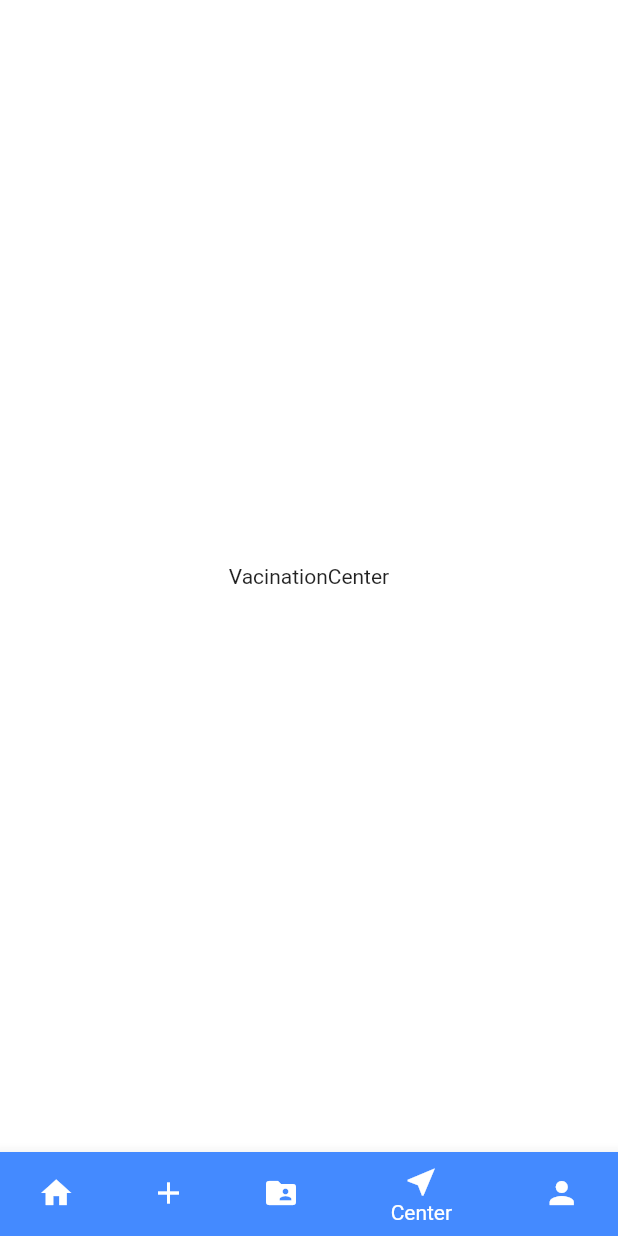
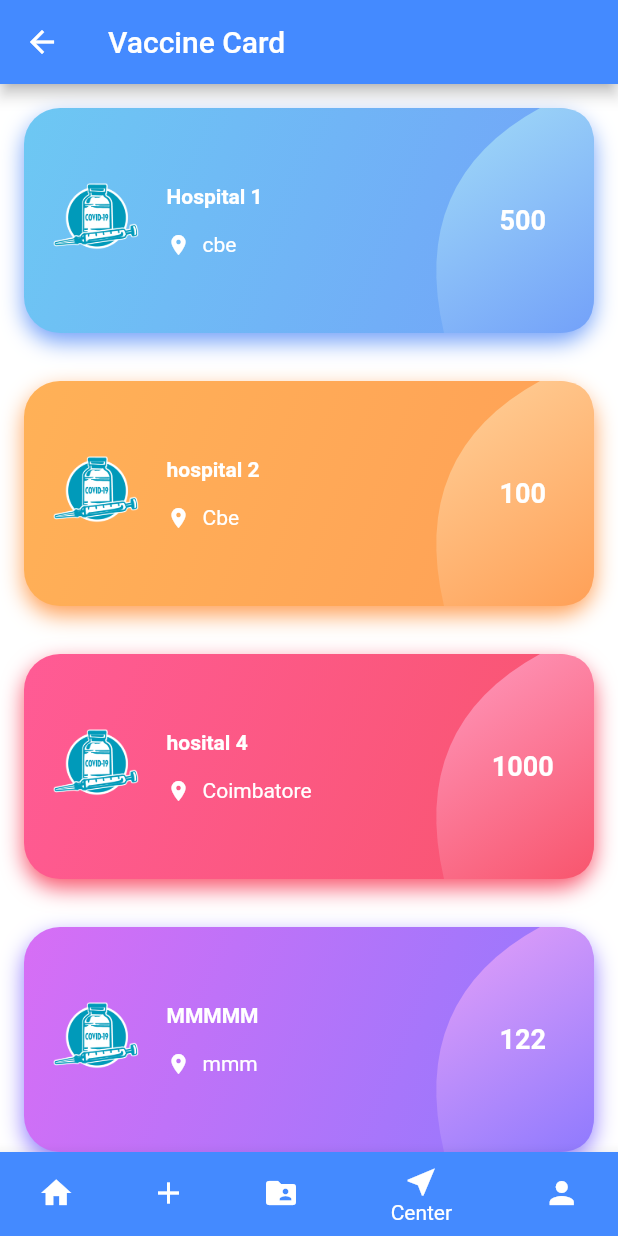
Before and after one commit to CovidVaccineCard/smart-vaxx-card-client, a Flutter app: the MainScreen screen opened directly, item 4 of the bottom bar chosen, on a phone screen of 412 x 824 dp. Run offline on Flutter 3.47's test engine with Material 2 defaults, Android fonts, the phone set to English and light mode, and no system bars; our stand-ins replace firebase_auth, firebase_core, flutter_typeahead, page_transition, shimmer, simple_animations and 1 more; missing offline and left inert: firebase_auth_web, firebase_core_web, flutter_keyboard_visibility_web; accounts and stored records are empty; network calls fail; Roboto replaces fonts that are missing (Avenir).

Commit message:
VaccinationCenter and Vaxx Card screens

```diff
--- /dev/null
+++ b/lib/models/place_info.dart
@@ -0,0 +1,18 @@
+import 'package:flutter/material.dart';
+
+class PlaceInfo {
+  final String name;
+
+  final String location;
+  final int days;
+  final Color startColor;
+  final Color endColor;
+
+  PlaceInfo(
+    this.name,
+    this.startColor,
+    this.endColor,
+    this.days,
+    this.location,
+  );
+}
--- a/lib/screens/account/main.dart
+++ b/lib/screens/account/main.dart
@@ -1,5 +1,4 @@
 import 'package:firebase_auth/firebase_auth.dart';
-import 'package:flutter/cupertino.dart';
 import 'package:flutter/material.dart';
 
 class AccountScreen extends StatelessWidget {
--- a/lib/screens/main/main.dart
+++ b/lib/screens/main/main.dart
@@ -3,6 +3,8 @@ import 'package:flutter/material.dart';
 import 'package:smart_vaxx_card_client/screens/account/main.dart';
 import 'package:smart_vaxx_card_client/screens/home/main.dart';
 import 'package:smart_vaxx_card_client/screens/info/loading.dart';
+import 'package:smart_vaxx_card_client/screens/vaccination_center/main.dart';
+import 'package:smart_vaxx_card_client/screens/vaxx_cards/main.dart';
 
 class MainScreen extends StatefulWidget {
   @override
@@ -14,8 +16,8 @@ class _MainScreenState extends State<MainScreen> {
   List<Widget> _widgetOptions = <Widget>[
     HomeScreen(),
     Text("UploadForm"),
-    Text("Info"),
-    Text("VacinationCenter"),
+    VaxxCardScreen(),
+    VaccinationCenterScreen(),
     AccountScreen(),
   ];
 
--- /dev/null
+++ b/lib/screens/vaccination_center/main.dart
@@ -0,0 +1,190 @@
+import 'package:flutter/material.dart';
+
+import 'package:smart_vaxx_card_client/models/place_info.dart';
+import 'package:smart_vaxx_card_client/screens/card/painter.dart';
+
+class VaccinationCenterScreen extends StatelessWidget {
+  final double _borderRadius = 24;
+
+  var items = [
+    PlaceInfo(
+      'Hospital 1',
+      Color(0xff6DC8F3),
+      Color(0xff73A1F9),
+      500,
+      'cbe',
+    ),
+    PlaceInfo(
+      'hospital 2',
+      Color(0xffFFB157),
+      Color(0xffFFA057),
+      100,
+      'Cbe',
+    ),
+    PlaceInfo(
+      'hosital 4',
+      Color(0xffFF5B95),
+      Color(0xffF8556D),
+      1000,
+      'Coimbatore',
+    ),
+    PlaceInfo(
+      'MMMMM',
+      Color(0xffD76EF5),
+      Color(0xff8F7AFE),
+      122,
+      'mmm',
+    ),
+    PlaceInfo('xxxxx', Color(0xff42E695), Color(0xff3BB2B8), 66, 'xxxx'),
+  ];
+  @override
+  Widget build(BuildContext context) {
+    return Scaffold(
+      appBar: AppBar(
+        title: Text('Vaccine Card'),
+        backgroundColor: Colors.blueAccent,
+      ),
+      body: ListView.builder(
+        itemCount: items.length,
+        itemBuilder: (context, index) {
+          return GestureDetector(
+              // onTap: () {
+              //   setState(() {
+              //     int sno = index;
+              //     navigate(sno);
+              //   });
+              // },
+              child: Center(
+            child: Padding(
+              padding: const EdgeInsets.all(16.0),
+              child: Stack(
+                children: <Widget>[
+                  Container(
+                    height: 150,
+                    decoration: BoxDecoration(
+                      borderRadius: BorderRadius.circular(_borderRadius),
+                      gradient: LinearGradient(colors: [
+                        items[index].startColor,
+                        items[index].endColor
+                      ], begin: Alignment.topLeft, end: Alignment.bottomRight),
+                      boxShadow: [
+                        BoxShadow(
+                          color: items[index].endColor,
+                          blurRadius: 12,
+                          offset: Offset(0, 6),
+                        ),
+                      ],
+                    ),
+                  ),
+                  Positioned(
+                    right: 0,
+                    bottom: 0,
+                    top: 0,
+                    child: CustomPaint(
+                      size: Size(100, 150),
+                      painter: CustomCardShapePainter(_borderRadius,
+                          items[index].startColor, items[index].endColor),
+                    ),
+                  ),
+                  Positioned.fill(
+                    child: Row(
+                      children: <Widget>[
+                        Expanded(
+                          child: Image.asset(
+                            'images/vaccine-icon.png',
+                            height: 64,
+                            width: 64,
+                          ),
+                          flex: 2,
+                        ),
+                        Expanded(
+                          flex: 4,
+                          child: Column(
+                            mainAxisSize: MainAxisSize.min,
+                            crossAxisAlignment: CrossAxisAlignment.start,
+                            children: <Widget>[
+                              Text(
+                                items[index].name,
+                                style: TextStyle(
+                                    color: Colors.white,
+                                    fontFamily: 'Avenir',
+                                    fontWeight: FontWeight.w700),
+                              ),
+                              SizedBox(height: 16),
+                              Row(
+                                children: <Widget>[
+                                  Icon(
+                                    Icons.location_on,
+                                    color: Colors.white,
+                                    size: 16,
+                                  ),
+                                  SizedBox(
+                                    width: 8,
+                                  ),
+                                  Flexible(
+                                    child: Text(
+                                      items[index].location,
+                                      style: TextStyle(
+                                        color: Colors.white,
+                                        fontFamily: 'Avenir',
+                                      ),
+                                    ),
+                                  ),
+                                ],
+                              ),
+                            ],
+                          ),
+                        ),
+                        Expanded(
+                          flex: 2,
+                          child: Column(
+                            mainAxisSize: MainAxisSize.min,
+                            children: <Widget>[
+                              Text(
+                                items[index].days.toString(),
+                                style: TextStyle(
+                                    color: Colors.white,
+                                    fontFamily: 'Avenir',
+                                    fontSize: 18,
+                                    fontWeight: FontWeight.w700),
+                              ),
+                            ],
+                          ),
+                        ),
+                      ],
+                    ),
+                  ),
+                ],
+              ),
+            ),
+          ));
+        },
+      ),
+      // floatingActionButton: FloatingActionButton(
+      //   onPressed: () {},
+      //   child: Icon(Icons.search),
+      // ),
+    );
+  }
+
+//   createAlertDialog(BuildContext context) {
+//     TextEditingController searchElementController = TextEditingController();
+//     return showDialog(
+//         context: context,
+//         builder: (context) {
+//           return AlertDialog(
+//             title: Text("Search City"),
+//             content: TextFormField(
+//               controller: searchElementController,
+//             ),
+//             actions: <Widget>[
+//               MaterialButton(
+//                 onPressed: () {},
+//                 elevation: 5.0,
+//                 child: Text("Submit"),
+//               )
+//             ],
+//           );
+//         });
+//   }
+}
```
Also changed, not shown: lib/screens/card/main.dart (added, +19 -0 lines), lib/screens/card/painter.dart (added, +40 -0 lines), lib/screens/vaxx_cards/main.dart (added, +165 -0 lines).
